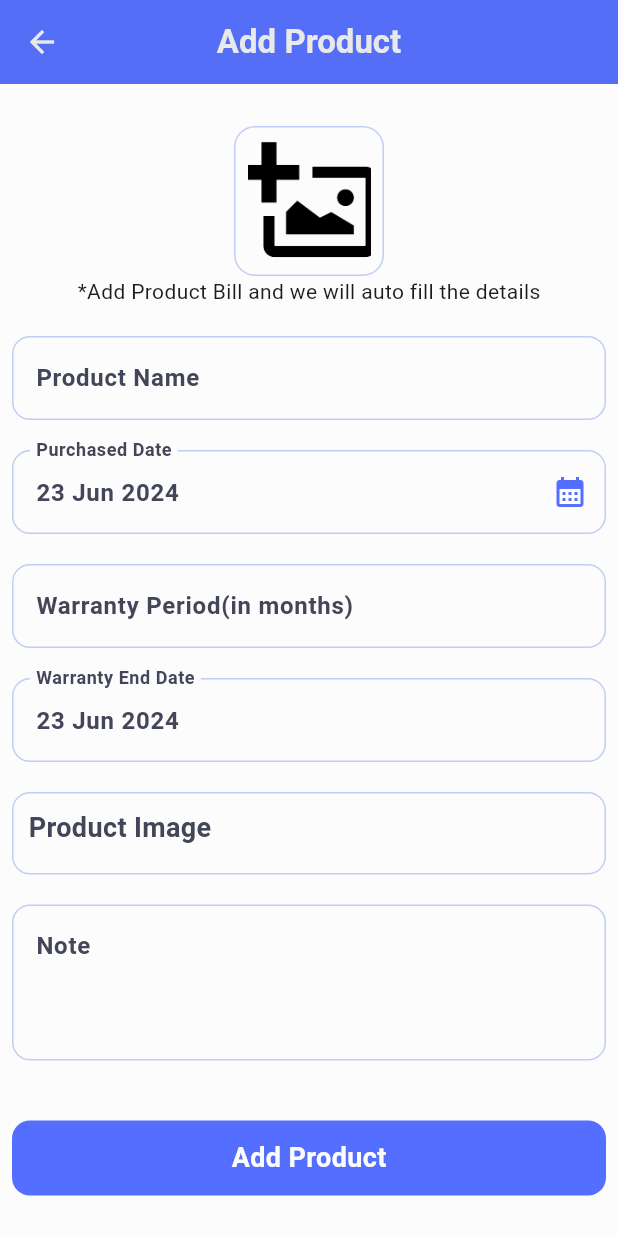
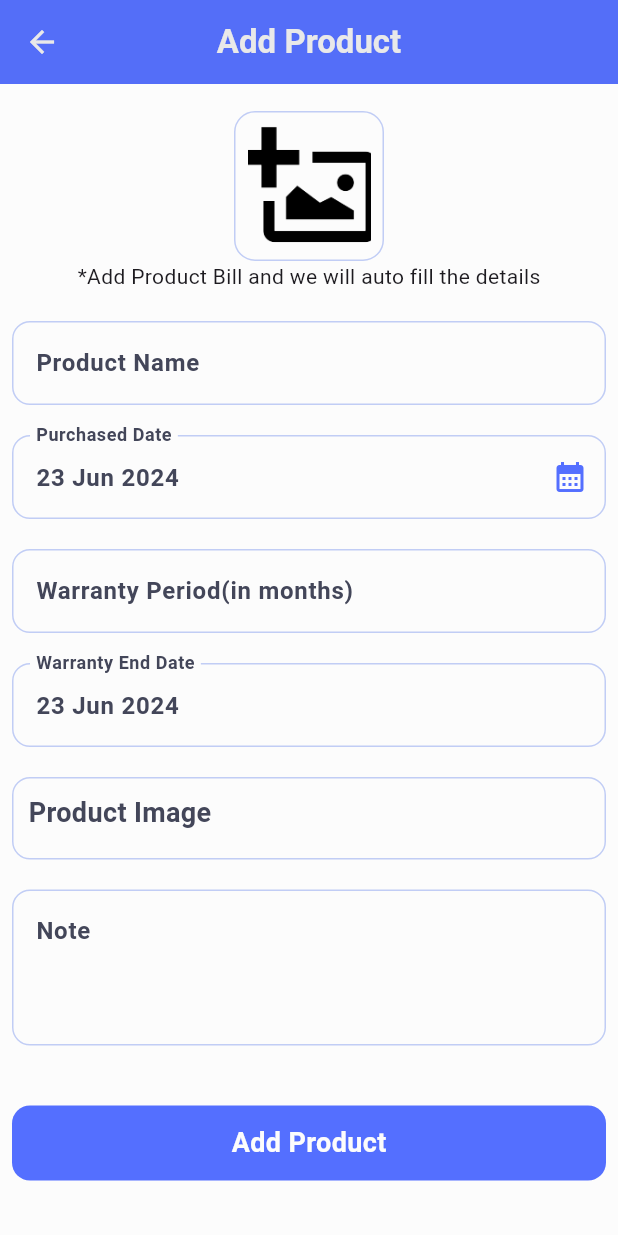
Before and after one commit to minesh2908/TMT-TrackMyThings, a Flutter app: the AddProduct screen opened directly, on a phone screen of 412 x 824 dp. Run offline on Flutter 3.47's test engine with Material 3 defaults, Android fonts, the phone set to English and light mode, and no system bars; our stand-ins replace bloc, cloud_firestore, firebase_auth, firebase_core, firebase_storage, flutter_bloc and 7 more; accounts and stored records are empty; generated files the repository leaves out were written again.

Commit message:
version 1.0.1 update

```diff
--- a/lib/l10n/app_en.arb
+++ b/lib/l10n/app_en.arb
@@ -39,7 +39,7 @@
     "selectPurchasedDate":"Select Purchased Date",
     "warrantyPeriod":"Warranty Period(in months)",
     "imageAvailable":"Image Available",
-    "noImage":"No Image",
+    "noImage":"No Product Image",
     "imageAdded":"Image Added",
     "productImage":"Product Image",
     "note":"Note",
--- a/lib/repository/auth_repository.dart
+++ b/lib/repository/auth_repository.dart
@@ -50,7 +50,7 @@ class AuthRepository {
   Future<bool> signOutFromGoogle() async {
     try {
       await FirebaseAuth.instance.signOut();
-
+      await GoogleSignIn().signOut();
       await AppPrefHelper.signOut();
       return true;
     } on Exception catch (_) {
--- a/lib/routes/routes_names.dart
+++ b/lib/routes/routes_names.dart
@@ -16,4 +16,6 @@ class RoutesName {
   static const String settings = '/settings';
 
   static const String aboutMe = '/about-me';
+
+  static const String fullImage = '/full-Image';
 }
--- a/lib/views/components/body_widget.dart
+++ b/lib/views/components/body_widget.dart
@@ -1,4 +1,6 @@
 import 'package:flutter/material.dart';
+import 'package:warranty_tracker/service/shared_prefrence.dart';
+import 'package:warranty_tracker/util/extension.dart';
 
 /// A widget representing the body of a screen with optional loading indicator.
 class BodyWidget extends StatelessWidget {
@@ -36,7 +38,65 @@ class BodyWidget extends StatelessWidget {
             color: Theme.of(context).brightness == Brightness.light
                 ? Theme.of(context).colorScheme.tertiary.withOpacity(0.5)
                 : Theme.of(context).colorScheme.tertiary.withOpacity(.15),
-            child: const Center(child: CircularProgressIndicator()),
+            child: Center(
+              child: Container(
+                height: 150,
+                width: 150,
+                decoration: BoxDecoration(
+                  color: Colors.white,
+                  borderRadius: const BorderRadius.all(
+                    Radius.circular(14),
+                  ),
+                  border: Border(
+                    bottom: BorderSide(
+                      width: 4,
+                      color: Theme.of(context).colorScheme.primary,
+                    ),
+                    top: BorderSide(
+                      width: 4,
+                      color: Theme.of(context).colorScheme.primary,
+                    ),
+                    right: BorderSide(
+                      width: 4,
+                      color: Theme.of(context).colorScheme.primary,
+                    ),
+                    left: BorderSide(
+                      width: 4,
+                      color: Theme.of(context).colorScheme.primary,
+                    ),
+                  ),
+                ),
+                child: Column(
+                  mainAxisAlignment: MainAxisAlignment.center,
+                  children: [
+                    CircularProgressIndicator(
+                      color: Theme.of(context).colorScheme.primary,
+                    ),
+                    const SizedBox(
+                      height: 10,
+                    ),
+                    if (AppPrefHelper.getDisplayName() != '')
+                      Text(
+                        '${AppPrefHelper.getDisplayName().beforeFirstSpace} Please wait',
+                        style: TextStyle(
+                          fontSize: 18,
+                          fontWeight: FontWeight.w600,
+                          color: Theme.of(context).colorScheme.primary,
+                        ),
+                      )
+                    else
+                      Text(
+                        'Hello, Please wait',
+                        style: TextStyle(
+                          fontSize: 18,
+                          fontWeight: FontWeight.w600,
+                          color: Theme.of(context).colorScheme.primary,
+                        ),
+                      ),
+                  ],
+                ),
+              ),
+            ),
           ),
       ],
     );
--- a/lib/views/screens/add_product/add_product.dart
+++ b/lib/views/screens/add_product/add_product.dart
@@ -99,7 +99,7 @@ class _AddProductState extends State<AddProduct> {
                   child: Column(
                     children: [
                       const SizedBox(
-                        height: 20,
+                        height: 10,
                       ),
                       ValueListenableBuilder(
                         valueListenable: billImageNotifier,
```
Also changed, not shown: lib/routes/routes.dart (+10 -0 lines), lib/util/extension.dart (+7 -0 lines), lib/views/screens/full_image/full_image.dart (added, +42 -0 lines), lib/views/screens/update_product/update_product.dart (+31 -77 lines).
